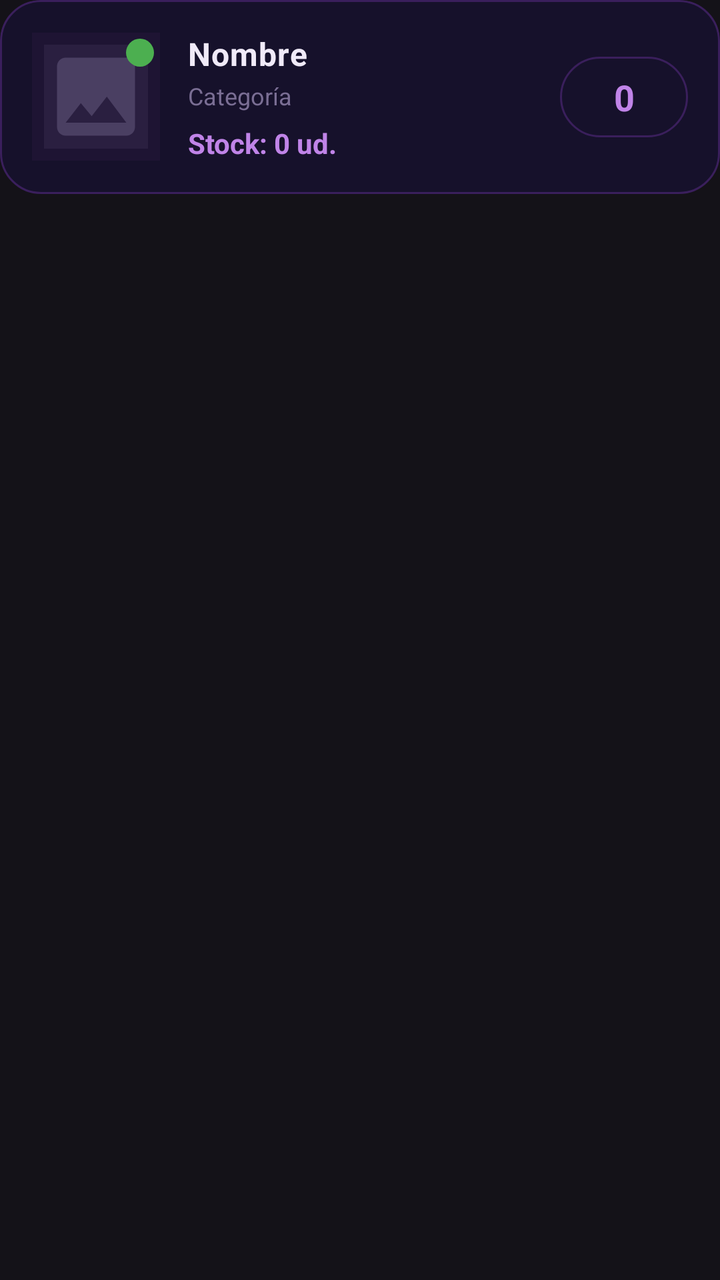
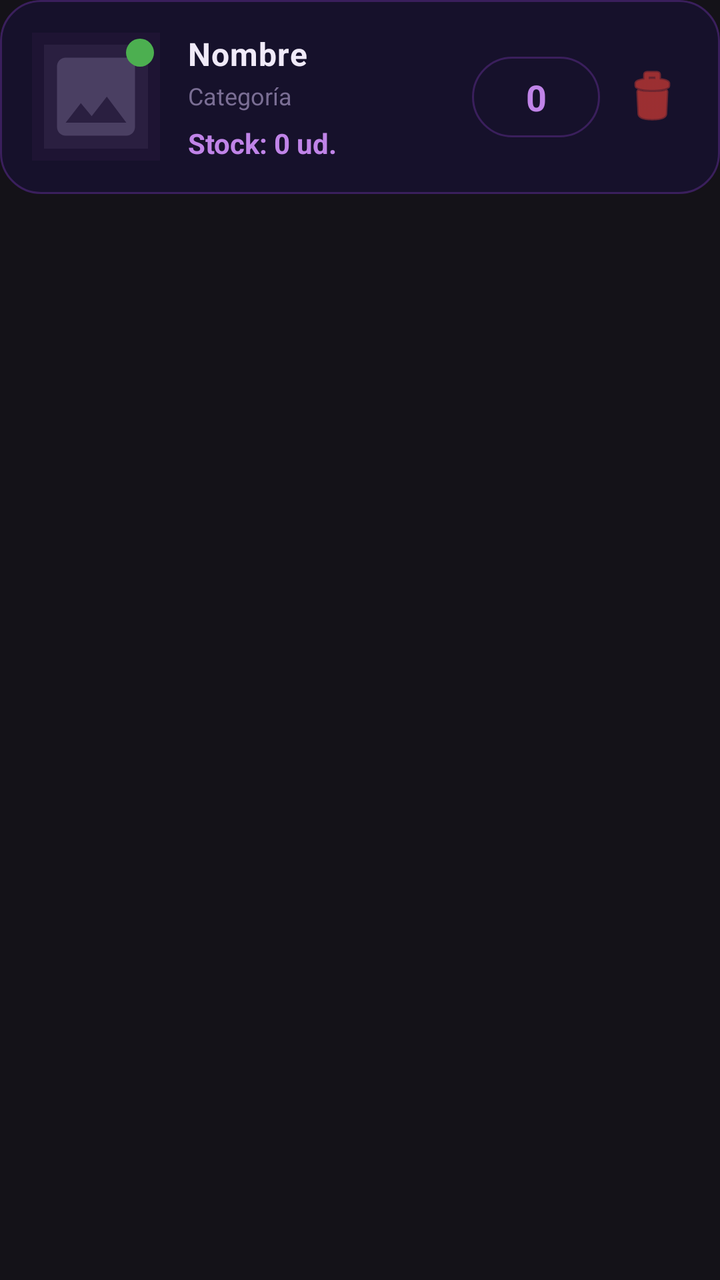

An Android layout rendered at two revisions. The XML below is the earlier revision; the diff shows what the commit changed to produce the second picture.
<!-- AndroidManifest.xml: application theme Theme.LoginLayout -->
<!-- res/layout/item_stock.xml -->
<?xml version="1.0" encoding="utf-8"?>
<androidx.cardview.widget.CardView
    xmlns:android="http://schemas.android.com/apk/res/android"
    xmlns:app="http://schemas.android.com/apk/res-auto"
    android:layout_width="match_parent"
    android:layout_height="wrap_content"
    android:layout_marginHorizontal="8dp"
    android:layout_marginVertical="6dp"
    android:clickable="true"
    android:focusable="true"
    app:cardCornerRadius="20dp"
    app:cardElevation="0dp"
    app:cardBackgroundColor="@android:color/transparent">

    <LinearLayout
        android:layout_width="match_parent"
        android:layout_height="wrap_content"
        android:orientation="horizontal"
        android:padding="16dp"
        android:gravity="center_vertical"
        android:background="@drawable/bg_item_cart">

        
        <FrameLayout
            android:layout_width="64dp"
            android:layout_height="64dp"
            android:layout_marginEnd="14dp">

            <ImageView
                android:id="@+id/ivProducto"
                android:layout_width="64dp"
                android:layout_height="64dp"
                android:scaleType="centerCrop"
                android:background="#1E1433"
                android:padding="6dp"
                android:src="@drawable/ic_producto_placeholder" />

            <View
                android:id="@+id/viewPrioridad"
                android:layout_width="14dp"
                android:layout_height="14dp"
                android:background="@drawable/circle_priority"
                android:layout_gravity="top|end"
                android:layout_margin="3dp" />

        </FrameLayout>

        
        <LinearLayout
            android:layout_width="0dp"
            android:layout_height="wrap_content"
            android:layout_weight="1"
            android:orientation="vertical">

            <TextView
                android:id="@+id/tvNombreProducto"
                android:layout_width="match_parent"
                android:layout_height="wrap_content"
                android:text="Nombre"
                android:textColor="#F0EAF8"
                android:textSize="16sp"
                android:textStyle="bold"
                android:letterSpacing="0.02" />

            <TextView
                android:id="@+id/tvCategoria"
                android:layout_width="match_parent"
                android:layout_height="wrap_content"
                android:text="Categoría"
                android:textColor="#7A6E94"
                android:textSize="12sp"
                android:layout_marginTop="2dp" />

            <TextView
                android:id="@+id/tvStock"
                android:layout_width="match_parent"
                android:layout_height="wrap_content"
                android:text="Stock: 0 ud."
                android:textColor="#C084E8"
                android:textSize="14sp"
                android:textStyle="bold"
                android:layout_marginTop="6dp" />

        </LinearLayout>

        
        <EditText
            android:id="@+id/etStock"
            android:layout_width="64dp"
            android:layout_height="wrap_content"
            android:layout_marginStart="12dp"
            android:inputType="number"
            android:text="0"
            android:textColor="#C084E8"
            android:textSize="18sp"
            android:textStyle="bold"
            android:gravity="center"
            android:padding="8dp"
            android:background="@drawable/bg_item_cart"
            android:imeOptions="actionDone"
            android:singleLine="true"
            android:maxLength="4" />
    </LinearLayout>

</androidx.cardview.widget.CardView>
<!-- resources referenced by this layout -->
<resources>
  <!-- drawable bg_item_cart (drawable) -->
  <?xml version="1.0" encoding="utf-8"?>
  <shape xmlns:android="http://schemas.android.com/apk/res/android">
      <solid android:color="#16112B" />
      <corners android:radius="20dp" />
      <stroke android:width="1dp" android:color="#3A1F5C" />
  </shape>
  <!-- drawable circle_priority (drawable) -->
  <?xml version="1.0" encoding="utf-8"?>
  <shape xmlns:android="http://schemas.android.com/apk/res/android"
      android:shape="oval">
      <solid android:color="#4CAF50" />
  </shape>
  <!-- drawable ic_producto_placeholder (drawable) -->
  <?xml version="1.0" encoding="utf-8"?>
  <vector xmlns:android="http://schemas.android.com/apk/res/android"
      android:width="60dp"
      android:height="60dp"
      android:viewportWidth="24"
      android:viewportHeight="24">
      <path
          android:fillColor="#2A1F40"
          android:pathData="M0,0h24v24H0z"/>
      <path
          android:fillColor="#4A3F62"
          android:pathData="M21,19V5c0,-1.1 -0.9,-2 -2,-2H5c-1.1,0 -2,0.9 -2,2v14c0,1.1 0.9,2 2,2h14c1.1,0 2,-0.9 2,-2zM8.5,13.5l2.5,3.01L14.5,12l4.5,6H5l3.5,-4.5z"/>
  </vector>
  <style name="Theme.LoginLayout" parent="Theme.Material3.Dark.NoActionBar">
          <item name="colorPrimary">#A020F0</item>
          <item name="colorOnPrimary">#FFFFFF</item>
          <item name="colorSurface">#0D0D15</item>
          <item name="colorOnSurface">#FFFFFF</item>
          <item name="textInputStyle">@style/Widget.Material3.TextInputLayout.OutlinedBox</item>
      </style>
</resources>

<!-- the commit's change to res/layout/item_stock.xml (unified diff, before → after) -->
@@ -100,6 +100,15 @@
             android:imeOptions="actionDone"
             android:singleLine="true"
             android:maxLength="4" />
+
+        <ImageButton
+            android:id="@+id/btnEliminarProducto"
+            android:layout_width="36dp"
+            android:layout_height="36dp"
+            android:layout_marginStart="8dp"
+            android:background="?attr/selectableItemBackgroundBorderless"
+            android:src="@android:drawable/ic_menu_delete"
+            app:tint="#F44336" />
     </LinearLayout>
 
 </androidx.cardview.widget.CardView>
